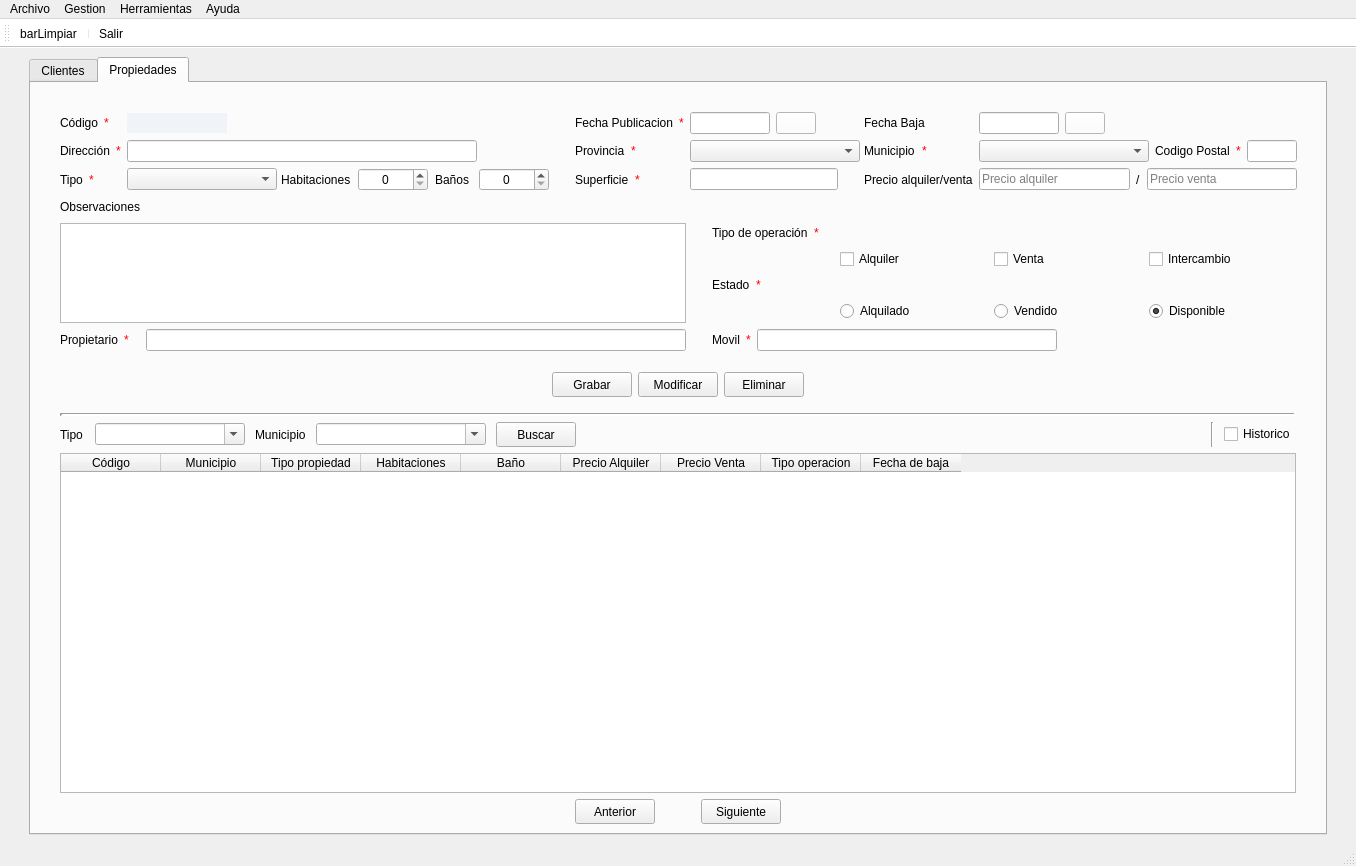
Qt form templates/venPrincipal.ui (Samugcor/InmoTeis) before a commit.
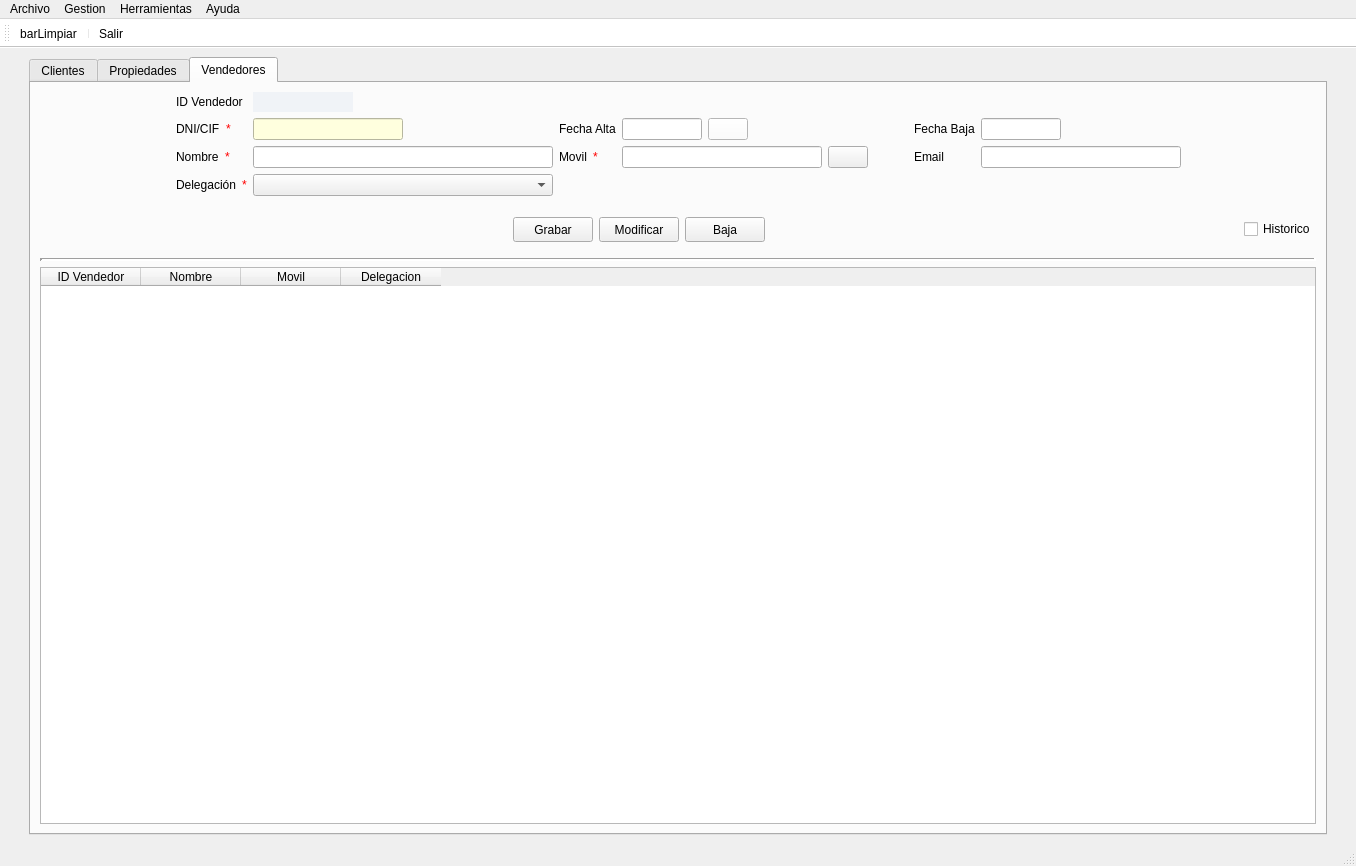
The same form after that commit. Icons and pictures are not drawn.

Patch:
```diff
--- a/templates/venPrincipal.ui
+++ b/templates/venPrincipal.ui
@@ -78,7 +78,7 @@
        <string notr="true"/>
       </property>
       <property name="currentIndex">
-       <number>1</number>
+       <number>2</number>
       </property>
       <widget class="QWidget" name="pesClientes">
        <attribute name="title">
@@ -2463,6 +2463,602 @@
         </item>
        </layout>
       </widget>
+      <widget class="QWidget" name="pesVendedores">
+       <attribute name="title">
+        <string>Vendedores</string>
+       </attribute>
+       <layout class="QGridLayout" name="gridLayout_9">
+        <item row="0" column="0">
+         <layout class="QGridLayout" name="gridLayout_8">
+          <item row="1" column="6">
+           <layout class="QHBoxLayout" name="horizontalLayout_20">
+            <item>
+             <widget class="QLineEdit" name="txtBajaVendedor">
+              <property name="sizePolicy">
+               <sizepolicy hsizetype="Fixed" vsizetype="Fixed">
+                <horstretch>0</horstretch>
+                <verstretch>0</verstretch>
+               </sizepolicy>
+              </property>
+              <property name="minimumSize">
+               <size>
+                <width>80</width>
+                <height>0</height>
+               </size>
+              </property>
+              <property name="maximumSize">
+               <size>
+                <width>80</width>
+                <height>16777215</height>
+               </size>
+              </property>
+              <property name="echoMode">
+               <enum>QLineEdit::Normal</enum>
+              </property>
+              <property name="readOnly">
+               <bool>false</bool>
+              </property>
+             </widget>
+            </item>
+            <item>
+             <spacer name="horizontalSpacer_34">
+              <property name="orientation">
+               <enum>Qt::Horizontal</enum>
+              </property>
+              <property name="sizeHint" stdset="0">
+               <size>
+                <width>40</width>
+                <height>20</height>
+               </size>
+              </property>
+             </spacer>
+            </item>
+           </layout>
+          </item>
+          <item row="3" column="0">
+           <spacer name="horizontalSpacer_36">
+            <property name="orientation">
+             <enum>Qt::Horizontal</enum>
+            </property>
+            <property name="sizeHint" stdset="0">
+             <size>
+              <width>40</width>
+              <height>20</height>
+             </size>
+            </property>
+           </spacer>
+          </item>
+          <item row="1" column="4">
+           <layout class="QHBoxLayout" name="horizontalLayout_22">
+            <property name="spacing">
+             <number>6</number>
+            </property>
+            <item>
+             <widget class="QLineEdit" name="txtAltaVendedor">
+              <property name="minimumSize">
+               <size>
+                <width>80</width>
+                <height>0</height>
+               </size>
+              </property>
+              <property name="maximumSize">
+               <size>
+                <width>80</width>
+                <height>16777215</height>
+               </size>
+              </property>
+             </widget>
+            </item>
+            <item>
+             <widget class="QPushButton" name="btnAltaVendedor">
+              <property name="sizePolicy">
+               <sizepolicy hsizetype="Fixed" vsizetype="Fixed">
+                <horstretch>0</horstretch>
+                <verstretch>0</verstretch>
+               </sizepolicy>
+              </property>
+              <property name="styleSheet">
+               <string notr="true">background-color: rgb(255, 255, 255);</string>
+              </property>
+              <property name="text">
+               <string/>
+              </property>
+              <property name="icon">
+               <iconset>
+                <normaloff>../img/calendar.svg</normaloff>../img/calendar.svg</iconset>
+              </property>
+              <property name="iconSize">
+               <size>
+                <width>21</width>
+                <height>21</height>
+               </size>
+              </property>
+             </widget>
+            </item>
+            <item>
+             <spacer name="horizontalSpacer_37">
+              <property name="orientation">
+               <enum>Qt::Horizontal</enum>
+              </property>
+              <property name="sizeHint" stdset="0">
+               <size>
+                <width>40</width>
+                <height>20</height>
+               </size>
+              </property>
+             </spacer>
+            </item>
+           </layout>
+          </item>
+          <item row="2" column="2">
+           <widget class="QLineEdit" name="txtNombreVendedor">
+            <property name="sizePolicy">
+             <sizepolicy hsizetype="Fixed" vsizetype="Fixed">
+              <horstretch>0</horstretch>
+              <verstretch>0</verstretch>
+             </sizepolicy>
+            </property>
+            <property name="minimumSize">
+             <size>
+              <width>300</width>
+              <height>0</height>
+             </size>
+            </property>
+            <property name="maximumSize">
+             <size>
+              <width>300</width>
+              <height>16777215</height>
+             </size>
+            </property>
+           </widget>
+          </item>
+          <item row="1" column="1">
+           <layout class="QHBoxLayout" name="horizontalLayout_25">
+            <item>
+             <widget class="QLabel" name="lblDniCliente_7">
+              <property name="sizePolicy">
+               <sizepolicy hsizetype="Fixed" vsizetype="Minimum">
+                <horstretch>0</horstretch>
+                <verstretch>0</verstretch>
+               </sizepolicy>
+              </property>
+              <property name="text">
+               <string>DNI/CIF</string>
+              </property>
+             </widget>
+            </item>
+            <item>
+             <widget class="QLabel" name="label_17">
+              <property name="toolTip">
+               <string>Campo obligatorio</string>
+              </property>
+              <property name="styleSheet">
+               <string notr="true">color: rgb(255, 0, 0);</string>
+              </property>
+              <property name="text">
+               <string>*</string>
+              </property>
+             </widget>
+            </item>
+           </layout>
+          </item>
+          <item row="2" column="1">
+           <layout class="QHBoxLayout" name="horizontalLayout_26">
+            <item>
+             <widget class="QLabel" name="label_19">
+              <property name="sizePolicy">
+               <sizepolicy hsizetype="Fixed" vsizetype="Minimum">
+                <horstretch>0</horstretch>
+                <verstretch>0</verstretch>
+               </sizepolicy>
+              </property>
+              <property name="text">
+               <string>Nombre</string>
+              </property>
+             </widget>
+            </item>
+            <item>
+             <widget class="QLabel" name="label_20">
+              <property name="statusTip">
+               <string>Campo obligatorio</string>
+              </property>
+              <property name="styleSheet">
+               <string notr="true">color: rgb(255, 0, 0);</string>
+              </property>
+              <property name="text">
+               <string>*</string>
+              </property>
+             </widget>
+            </item>
+           </layout>
+          </item>
+          <item row="1" column="3">
+           <layout class="QHBoxLayout" name="horizontalLayout_35">
+            <item>
+             <widget class="QLabel" name="lblAltaCliente_2">
+              <property name="text">
+               <string>Fecha Alta</string>
+              </property>
+             </widget>
+            </item>
+           </layout>
+          </item>
+          <item row="1" column="5">
+           <widget class="QLabel" name="lblBajaCliente_2">
+            <property name="text">
+             <string>Fecha Baja</string>
+            </property>
+           </widget>
+          </item>
+          <item row="3" column="1">
+           <layout class="QHBoxLayout" name="horizontalLayout_39">
+            <item>
+             <widget class="QLabel" name="lblDniCliente_10">
+              <property name="sizePolicy">
+               <sizepolicy hsizetype="Fixed" vsizetype="Preferred">
+                <horstretch>0</horstretch>
+                <verstretch>0</verstretch>
+               </sizepolicy>
+              </property>
+              <property name="text">
+               <string>Delegación</string>
+              </property>
+             </widget>
+            </item>
+            <item>
+             <widget class="QLabel" name="label_33">
+              <property name="toolTip">
+               <string>Campo obligatorio</string>
+              </property>
+              <property name="styleSheet">
+               <string notr="true">color: rgb(255, 0, 0);</string>
+              </property>
+              <property name="text">
+               <string>*</string>
+              </property>
+             </widget>
+            </item>
+           </layout>
+          </item>
+          <item row="2" column="3">
+           <layout class="QHBoxLayout" name="horizontalLayout_37">
+            <item>
+             <widget class="QLabel" name="lblDniCliente_9">
+              <property name="sizePolicy">
+               <sizepolicy hsizetype="Fixed" vsizetype="Preferred">
+                <horstretch>0</horstretch>
+                <verstretch>0</verstretch>
+               </sizepolicy>
+              </property>
+              <property name="text">
+               <string>Movil</string>
+              </property>
+             </widget>
+            </item>
+            <item>
+             <widget class="QLabel" name="label_27">
+              <property name="toolTip">
+               <string>Campo obligatorio</string>
+              </property>
+              <property name="styleSheet">
+               <string notr="true">color: rgb(255, 0, 0);</string>
+              </property>
+              <property name="text">
+               <string>*</string>
+              </property>
+             </widget>
+            </item>
+           </layout>
+          </item>
+          <item row="1" column="2">
+           <widget class="QLineEdit" name="txtDniVendedor">
+            <property name="maximumSize">
+             <size>
+              <width>150</width>
+              <height>16777215</height>
+             </size>
+            </property>
+            <property name="autoFillBackground">
+             <bool>false</bool>
+            </property>
+            <property name="styleSheet">
+             <string notr="true">background-color:rgb(255, 255, 222);</string>
+            </property>
+            <property name="alignment">
+             <set>Qt::AlignCenter</set>
+            </property>
+           </widget>
+          </item>
+          <item row="2" column="6">
+           <widget class="QLineEdit" name="txtEmailVendedor">
+            <property name="sizePolicy">
+             <sizepolicy hsizetype="Fixed" vsizetype="Fixed">
+              <horstretch>0</horstretch>
+              <verstretch>0</verstretch>
+             </sizepolicy>
+            </property>
+            <property name="minimumSize">
+             <size>
+              <width>200</width>
+              <height>0</height>
+             </size>
+            </property>
+            <property name="maximumSize">
+             <size>
+              <width>200</width>
+              <height>16777215</height>
+             </size>
+            </property>
+           </widget>
+          </item>
+          <item row="2" column="5">
+           <widget class="QLabel" name="lblDniCliente_6">
+            <property name="sizePolicy">
+             <sizepolicy hsizetype="Fixed" vsizetype="Minimum">
+              <horstretch>0</horstretch>
+              <verstretch>0</verstretch>
+             </sizepolicy>
+            </property>
+            <property name="text">
+             <string>Email</string>
+            </property>
+           </widget>
+          </item>
+          <item row="2" column="7">
+           <spacer name="horizontalSpacer_35">
+            <property name="orientation">
+             <enum>Qt::Horizontal</enum>
+            </property>
+            <property name="sizeHint" stdset="0">
+             <size>
+              <width>40</width>
+              <height>20</height>
+             </size>
+            </property>
+           </spacer>
+          </item>
+          <item row="3" column="2">
+           <widget class="QComboBox" name="cmbProvVendedor">
+            <property name="minimumSize">
+             <size>
+              <width>150</width>
+              <height>0</height>
+             </size>
+            </property>
+           </widget>
+          </item>
+          <item row="0" column="1">
+           <widget class="QLabel" name="lb">
+            <property name="text">
+             <string>ID Vendedor</string>
+            </property>
+           </widget>
+          </item>
+          <item row="0" column="2">
+           <widget class="QLabel" name="lblIDVendedor">
+            <property name="sizePolicy">
+             <sizepolicy hsizetype="Fixed" vsizetype="Minimum">
+              <horstretch>0</horstretch>
+              <verstretch>0</verstretch>
+             </sizepolicy>
+            </property>
+            <property name="minimumSize">
+             <size>
+              <width>100</width>
+              <height>20</height>
+             </size>
+            </property>
+            <property name="maximumSize">
+             <size>
+              <width>16777215</width>
+              <height>20</height>
+             </size>
+            </property>
+            <property name="styleSheet">
+             <string notr="true">background-color: rgb(240, 243, 247);</string>
+            </property>
+            <property name="text">
+             <string/>
+            </property>
+           </widget>
+          </item>
+          <item row="2" column="4">
+           <layout class="QHBoxLayout" name="horizontalLayout_36">
+            <item>
+             <widget class="QLineEdit" name="txtMovilVendedor">
+              <property name="minimumSize">
+               <size>
+                <width>200</width>
+                <height>0</height>
+               </size>
+              </property>
+              <property name="maximumSize">
+               <size>
+                <width>200</width>
+                <height>16777215</height>
+               </size>
+              </property>
+              <property name="text">
+               <string/>
+              </property>
+             </widget>
+            </item>
+            <item>
+             <widget class="QPushButton" name="btnBuscarVendedor">
+              <property name="text">
+               <string/>
+              </property>
+              <property name="icon">
+               <iconset>
+                <normaloff>../img/search.svg</normaloff>../img/search.svg</iconset>
+              </property>
+             </widget>
+            </item>
+            <item>
+             <spacer name="horizontalSpacer_40">
+              <property name="orientation">
+               <enum>Qt::Horizontal</enum>
+              </property>
+              <property name="sizeHint" stdset="0">
+               <size>
+                <width>40</width>
+                <height>20</height>
+               </size>
+              </property>
+             </spacer>
+            </item>
+           </layout>
+          </item>
+         </layout>
+        </item>
+        <item row="1" column="0">
+         <layout class="QHBoxLayout" name="horizontalLayout_28">
+          <property name="sizeConstraint">
+           <enum>QLayout::SetFixedSize</enum>
+          </property>
+          <property name="topMargin">
+           <number>15</number>
+          </property>
+          <property name="bottomMargin">
+           <number>10</number>
+          </property>
+          <item>
+           <spacer name="horizontalSpacer_38">
+            <property name="orientation">
+             <enum>Qt::Horizontal</enum>
+            </property>
+            <property name="sizeHint" stdset="0">
+             <size>
+              <width>40</width>
+              <height>20</height>
+             </size>
+            </property>
+           </spacer>
+          </item>
+          <item>
+           <widget class="QPushButton" name="btnGrabarVendedor">
+            <property name="minimumSize">
+             <size>
+              <width>80</width>
+              <height>25</height>
+             </size>
+            </property>
+            <property name="text">
+             <string>Grabar</string>
+            </property>
+           </widget>
+          </item>
+          <item>
+           <widget class="QPushButton" name="btnModificarVendedor">
+            <property name="minimumSize">
+             <size>
+              <width>80</width>
+              <height>25</height>
+             </size>
+            </property>
+            <property name="text">
+             <string>Modificar</string>
+            </property>
+           </widget>
+          </item>
+          <item>
+           <widget class="QPushButton" name="btnEliminarVendedor">
+            <property name="minimumSize">
+             <size>
+              <width>80</width>
+              <height>25</height>
+             </size>
+            </property>
+            <property name="text">
+             <string>Baja</string>
+            </property>
+           </widget>
+          </item>
+          <item>
+           <spacer name="horizontalSpacer_39">
+            <property name="orientation">
+             <enum>Qt::Horizontal</enum>
+            </property>
+            <property name="sizeHint" stdset="0">
+             <size>
+              <width>40</width>
+              <height>20</height>
+             </size>
+            </property>
+           </spacer>
+          </item>
+          <item>
+           <widget class="QCheckBox" name="chkHistoricoVendedores">
+            <property name="sizePolicy">
+             <sizepolicy hsizetype="Fixed" vsizetype="Fixed">
+              <horstretch>0</horstretch>
+              <verstretch>0</verstretch>
+             </sizepolicy>
+            </property>
+            <property name="text">
+             <string>Historico</string>
+            </property>
+           </widget>
+          </item>
+         </layout>
+        </item>
+        <item row="2" column="0">
+         <widget class="Line" name="line_4">
+          <property name="frameShadow">
+           <enum>QFrame::Sunken</enum>
+          </property>
+          <property name="lineWidth">
+           <number>3</number>
+          </property>
+          <property name="orientation">
+           <enum>Qt::Horizontal</enum>
+          </property>
+         </widget>
+        </item>
+        <item row="3" column="0">
+         <widget class="QTableWidget" name="tabVendedores">
+          <property name="editTriggers">
+           <set>QAbstractItemView::NoEditTriggers</set>
+          </property>
+          <property name="alternatingRowColors">
+           <bool>true</bool>
+          </property>
+          <property name="selectionMode">
+           <enum>QAbstractItemView::SingleSelection</enum>
+          </property>
+          <property name="selectionBehavior">
+           <enum>QAbstractItemView::SelectRows</enum>
+          </property>
+          <property name="sortingEnabled">
+           <bool>false</bool>
+          </property>
+          <attribute name="verticalHeaderVisible">
+           <bool>false</bool>
+          </attribute>
+          <column>
+           <property name="text">
+            <string>ID Vendedor</string>
+           </property>
+          </column>
+          <column>
+           <property name="text">
+            <string>Nombre</string>
+           </property>
+          </column>
+          <column>
+           <property name="text">
+            <string>Movil</string>
+           </property>
+          </column>
+          <column>
+           <property name="text">
+            <string>Delegacion</string>
+           </property>
+          </column>
+         </widget>
+        </item>
+       </layout>
+      </widget>
      </widget>
     </item>
    </layout>
```
Left out of the diff: 9 changed lines with no effect on the pictures.
